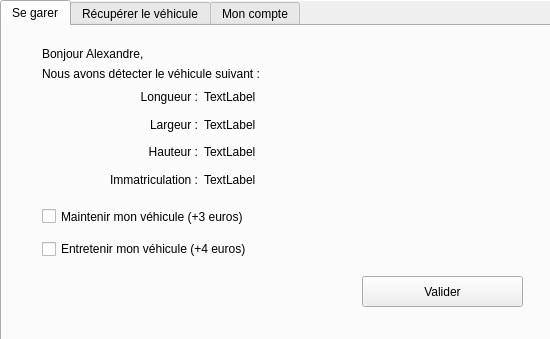
The window that UI/consumer_subscriver.ui (matthieupenchenat81/DreamPark) describes before a commit, drawn with Qt 5.
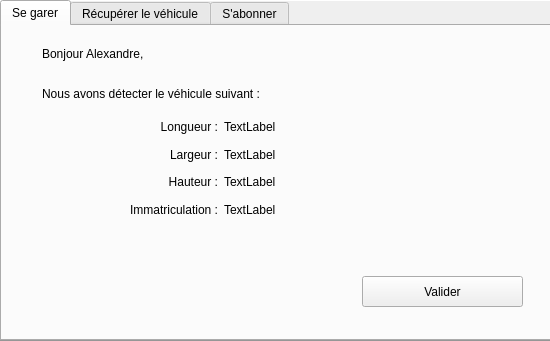
The same window after the commit.

```diff
--- a/UI/consumer_subscriver.ui
+++ b/UI/consumer_subscriver.ui
@@ -7,7 +7,7 @@
     <x>0</x>
     <y>0</y>
     <width>550</width>
-    <height>339</height>
+    <height>341</height>
    </rect>
   </property>
   <property name="windowTitle">
@@ -381,8 +381,258 @@
      </property>
     </widget>
    </widget>
+   <widget class="QFrame" name="guest">
+    <property name="enabled">
+     <bool>true</bool>
+    </property>
+    <property name="geometry">
+     <rect>
+      <x>0</x>
+      <y>0</y>
+      <width>551</width>
+      <height>341</height>
+     </rect>
+    </property>
+    <property name="accessibleDescription">
+     <string/>
+    </property>
+    <property name="autoFillBackground">
+     <bool>true</bool>
+    </property>
+    <property name="frameShape">
+     <enum>QFrame::Panel</enum>
+    </property>
+    <property name="frameShadow">
+     <enum>QFrame::Raised</enum>
+    </property>
+    <widget class="QTabWidget" name="tabWidget_2">
+     <property name="enabled">
+      <bool>true</bool>
+     </property>
+     <property name="geometry">
+      <rect>
+       <x>0</x>
+       <y>0</y>
+       <width>551</width>
+       <height>341</height>
+      </rect>
+     </property>
+     <property name="toolTip">
+      <string>&lt;html&gt;&lt;head/&gt;&lt;body&gt;&lt;p&gt;&lt;br/&gt;&lt;/p&gt;&lt;/body&gt;&lt;/html&gt;</string>
+     </property>
+     <property name="currentIndex">
+      <number>0</number>
+     </property>
+     <widget class="QWidget" name="tab_3">
+      <property name="enabled">
+       <bool>true</bool>
+      </property>
+      <attribute name="title">
+       <string>Se garer</string>
+      </attribute>
+      <widget class="QWidget" name="gridLayoutWidget_2">
+       <property name="geometry">
+        <rect>
+         <x>120</x>
+         <y>90</y>
+         <width>198</width>
+         <height>104</height>
+        </rect>
+       </property>
+       <layout class="QGridLayout" name="gridLayout_2">
+        <item row="1" column="1">
+         <widget class="QLabel" name="txt_lrgv_2">
+          <property name="text">
+           <string>TextLabel</string>
+          </property>
+         </widget>
+        </item>
+        <item row="3" column="1">
+         <widget class="QLabel" name="txt_immv_2">
+          <property name="text">
+           <string>TextLabel</string>
+          </property>
+         </widget>
+        </item>
+        <item row="3" column="0">
+         <widget class="QLabel" name="txt_imm_2">
+          <property name="text">
+           <string>Immatriculation :</string>
+          </property>
+          <property name="alignment">
+           <set>Qt::AlignRight|Qt::AlignTrailing|Qt::AlignVCenter</set>
+          </property>
+         </widget>
+        </item>
+        <item row="0" column="0">
+         <widget class="QLabel" name="txt_lng_2">
+          <property name="text">
+           <string>Longueur :</string>
+          </property>
+          <property name="alignment">
+           <set>Qt::AlignRight|Qt::AlignTrailing|Qt::AlignVCenter</set>
+          </property>
+         </widget>
+        </item>
+        <item row="2" column="1">
+         <widget class="QLabel" name="txt_hauv_2">
+          <property name="text">
+           <string>TextLabel</string>
+          </property>
+         </widget>
+        </item>
+        <item row="2" column="0">
+         <widget class="QLabel" name="txt_hau_2">
+          <property name="text">
+           <string>Hauteur :</string>
+          </property>
+          <property name="alignment">
+           <set>Qt::AlignRight|Qt::AlignTrailing|Qt::AlignVCenter</set>
+          </property>
+         </widget>
+        </item>
+        <item row="0" column="1">
+         <widget class="QLabel" name="txt_lngv_2">
+          <property name="text">
+           <string>TextLabel</string>
+          </property>
+         </widget>
+        </item>
+        <item row="1" column="0">
+         <widget class="QLabel" name="txt_lrg_2">
+          <property name="text">
+           <string>Largeur :</string>
+          </property>
+          <property name="alignment">
+           <set>Qt::AlignRight|Qt::AlignTrailing|Qt::AlignVCenter</set>
+          </property>
+         </widget>
+        </item>
+       </layout>
+      </widget>
+      <widget class="QLabel" name="label_11">
+       <property name="geometry">
+        <rect>
+         <x>40</x>
+         <y>60</y>
+         <width>301</width>
+         <height>16</height>
+        </rect>
+       </property>
+       <property name="text">
+        <string>Nous avons détecter le véhicule suivant :</string>
+       </property>
+      </widget>
+      <widget class="QPushButton" name="btn_teleport_2">
+       <property name="geometry">
+        <rect>
+         <x>360</x>
+         <y>250</y>
+         <width>161</width>
+         <height>31</height>
+        </rect>
+       </property>
+       <property name="text">
+        <string>Valider</string>
+       </property>
+      </widget>
+      <widget class="QLabel" name="label_name_2">
+       <property name="geometry">
+        <rect>
+         <x>40</x>
+         <y>20</y>
+         <width>241</width>
+         <height>16</height>
+        </rect>
+       </property>
+       <property name="text">
+        <string>Bonjour Alexandre,</string>
+       </property>
+      </widget>
+     </widget>
+     <widget class="QWidget" name="tab_4">
+      <attribute name="title">
+       <string>Récupérer le véhicule</string>
+      </attribute>
+      <widget class="QPushButton" name="btn_getCar_2">
+       <property name="geometry">
+        <rect>
+         <x>120</x>
+         <y>150</y>
+         <width>291</width>
+         <height>51</height>
+        </rect>
+       </property>
+       <property name="text">
+        <string>Récupérer maintenant</string>
+       </property>
+      </widget>
+      <widget class="QLabel" name="label_7">
+       <property name="geometry">
+        <rect>
+         <x>40</x>
+         <y>40</y>
+         <width>351</width>
+         <height>21</height>
+        </rect>
+       </property>
+       <property name="text">
+        <string>Veuillez saisir votre numéro de ticket :</string>
+       </property>
+      </widget>
+      <widget class="QLineEdit" name="input_numTicket">
+       <property name="geometry">
+        <rect>
+         <x>40</x>
+         <y>70</y>
+         <width>461</width>
+         <height>33</height>
+        </rect>
+       </property>
+      </widget>
+     </widget>
+     <widget class="QWidget" name="tab_5">
+      <attribute name="title">
+       <string>S'abonner</string>
+      </attribute>
+      <widget class="QWidget" name="formLayoutWidget">
+       <property name="geometry">
+        <rect>
+         <x>60</x>
+         <y>20</y>
+         <width>160</width>
+         <height>80</height>
+        </rect>
+       </property>
+       <layout class="QFormLayout" name="formLayout">
+        <item row="0" column="0">
+         <widget class="QLabel" name="nomLabel">
+          <property name="text">
+           <string>Nom</string>
+          </property>
+         </widget>
+        </item>
+        <item row="0" column="1">
+         <widget class="QLineEdit" name="input_lastName"/>
+        </item>
+        <item row="1" column="0">
+         <widget class="QLabel" name="prenomLabel">
+          <property name="text">
+           <string>Prenom</string>
+          </property>
+         </widget>
+        </item>
+        <item row="1" column="1">
+         <widget class="QLineEdit" name="input_firstName"/>
+        </item>
+       </layout>
+      </widget>
+     </widget>
+    </widget>
+   </widget>
    <zorder>home</zorder>
    <zorder>subscribed</zorder>
+   <zorder>guest</zorder>
   </widget>
  </widget>
  <resources/>
```
